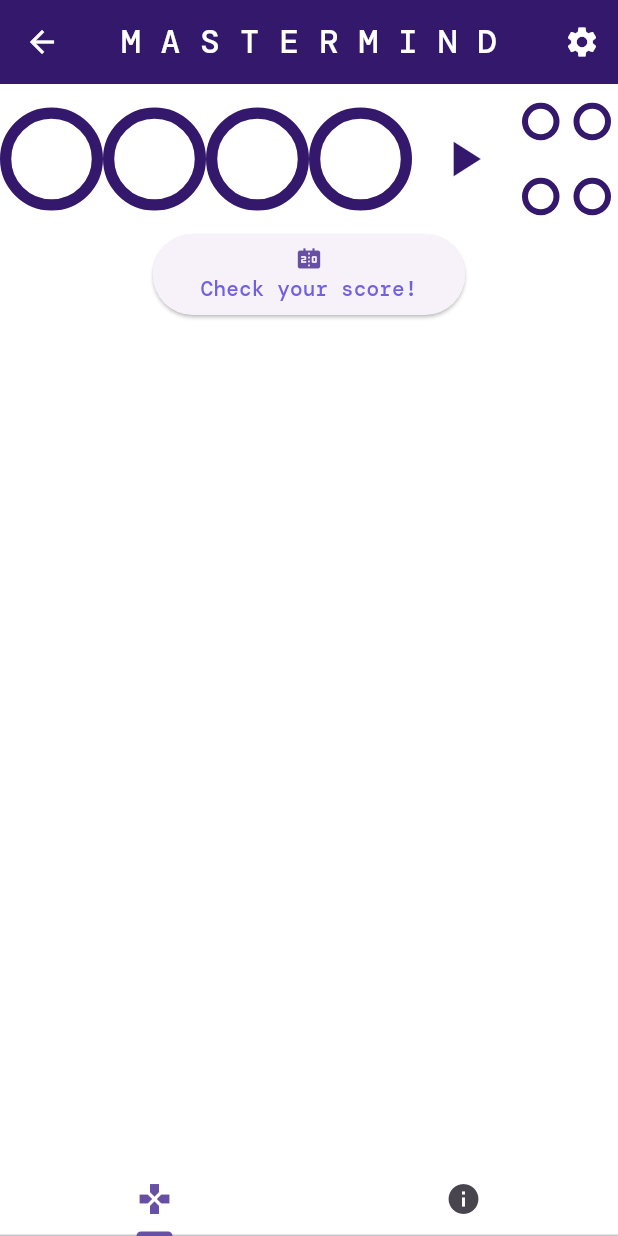
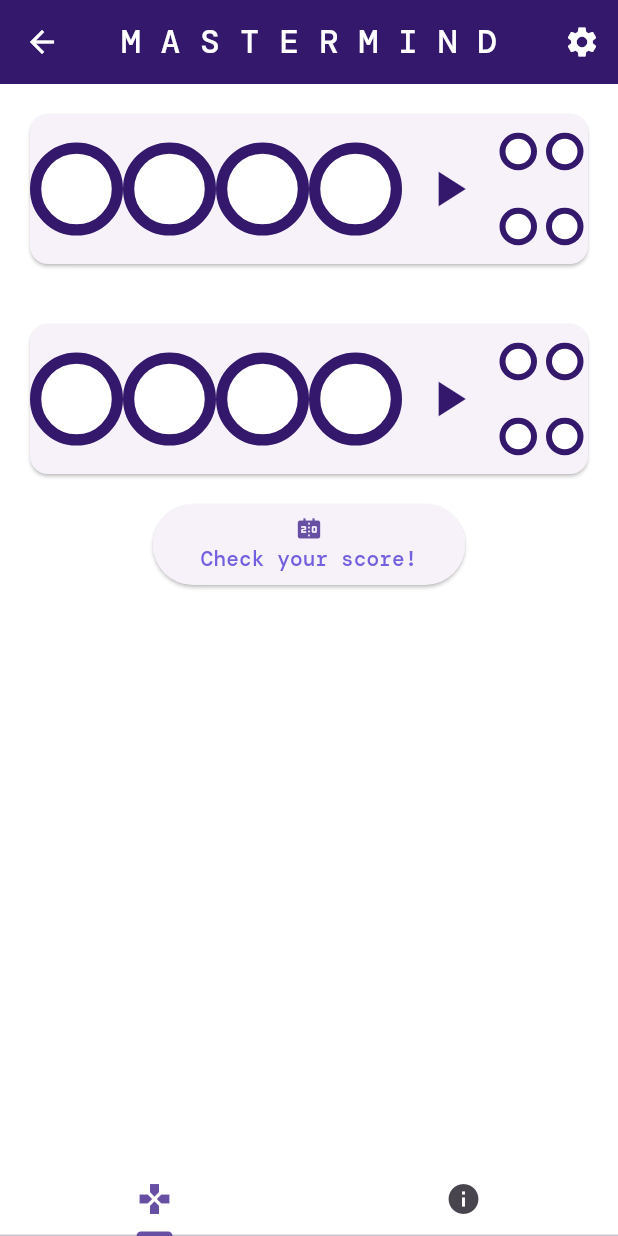
Before and after one commit to galileo-academy-wmiw/flutter_mastermind_sander, a Flutter app: the GameScreenRoute screen opened directly, on a phone screen of 412 x 824 dp. Run offline on Flutter 3.47's test engine with Material 3 defaults, Android fonts, the phone set to English and light mode, and no system bars; our stand-ins replace audioplayers.

Commit message:
Refactored code to be more reusable

```diff
--- /dev/null
+++ b/lib/codepin.dart
@@ -0,0 +1,47 @@
+import 'package:flutter/material.dart';
+import 'package:audioplayers/audioplayers.dart';
+import 'variables.dart';
+import 'theme.dart';
+
+// The Codepin class build a single codepin. It has a parameter for the index position.
+class Codepin extends StatefulWidget {
+  final int index;
+
+  Codepin(this.index);
+
+  @override
+  State<Codepin> createState() => _CodepinState();
+}
+
+class _CodepinState extends State<Codepin> {
+  int i = 0;
+
+  @override
+  Widget build(BuildContext context) {
+    return Expanded(
+        child: GestureDetector(
+          onTap: (){
+            setState(() {
+              audioPlayer.play(AssetSource(codePinClickSound));
+              i++;
+              if (i > 6) i = 1;
+              codePinColorSequence[widget.index] = i;
+            });
+          },
+          child: Container(
+            width: 80,
+            height: 80,
+            decoration: BoxDecoration(
+              color: colorList[i],
+              shape: BoxShape.circle,
+              border: Border.all(
+                width: 7.5,
+                color: textColor,
+                style: BorderStyle.solid,
+              ),
+            ),
+          ),
+        )
+    );
+  }
+}
--- a/lib/game_screen.dart
+++ b/lib/game_screen.dart
@@ -4,6 +4,7 @@ import 'scorepin.dart';
 import 'package:audioplayers/audioplayers.dart';
 import 'theme.dart';
 import 'variables.dart';
+import 'codepin.dart';
 
 
 // Constructor for the widget of a row of pins that will make up the stages of the game
@@ -14,123 +15,20 @@ class RowOfPins extends StatefulWidget {
   State<RowOfPins> createState() => _RowOfPinsState();
 }
 
-class _RowOfPinsState extends State<RowOfPins> {
-
-  int index = 0;
-  int i = 0;
-  int j = 0;
-  int k = 0;
-  int l = 0;
+class _RowOfPinsState extends State<RowOfPins> with SingleTickerProviderStateMixin {
 
   @override
   Widget build(BuildContext context) {
-    return Row(
+    return AnimatedPositioned(
+      duration: Duration(seconds: 2),
+      left: 200,
+      child: Row(
         mainAxisAlignment: MainAxisAlignment.spaceAround,
         children: [
-        Expanded(
-            child: GestureDetector(
-              onTap: (){
-                setState(() {
-                  audioPlayer.play(AssetSource(codePinClickSound));
-                  index = 0;
-                  i++;
-                  if (i > 6) i = 1;
-                  codePinColorSequence[index] = i;
-                });
-              },
-              child: Container(
-                width: 80,
-                height: 80,
-                decoration: BoxDecoration(
-                  color: colorList[i],
-                  shape: BoxShape.circle,
-                  border: Border.all(
-                    width: 7.5,
-                    color: textColor,
-                    style: BorderStyle.solid,
-                  ),
-                ),
-              ),
-            )
-        ),
-        Expanded(
-            child: GestureDetector(
-              onTap: (){
-                setState(() {
-                  audioPlayer.play(AssetSource(codePinClickSound));
-                  index = 1;
-                  j++;
-                  if (j > 6) j = 1;
-                  codePinColorSequence[index] = j;
-                });
-              },
-              child: Container(
-                width: 80,
-                height: 80,
-                decoration: BoxDecoration(
-                  color: colorList[j],
-                  shape: BoxShape.circle,
-                  border: Border.all(
-                    width: 7.5,
-                    color: textColor,
-                    style: BorderStyle.solid,
-                  ),
-                ),
-              ),
-            )
-        ),
-        Expanded(
-            child: GestureDetector(
-              onTap: (){
-                setState(() {
-                  audioPlayer.play(AssetSource(codePinClickSound));
-                  index = 2;
-                  k++;
-                  if (k > 6) k = 1;
-                  codePinColorSequence[index] = k;
-                });
-              },
-              child: Container(
-                width: 80,
-                height: 80,
-                decoration: BoxDecoration(
-                  color: colorList[k],
-                  shape: BoxShape.circle,
-                  border: Border.all(
-                    width: 7.5,
-                    color: textColor,
-                    style: BorderStyle.solid,
-                  ),
-                ),
-              ),
-            )
-        ),
-        Expanded(
-            child: GestureDetector(
-              onTap: (){
-                setState(() {
-                  audioPlayer.play(AssetSource(codePinClickSound));
-                  index = 3;
-                  l++;
-                  if (l > 6) l = 1;
-                  codePinColorSequence[index] = l;
-                });
-              },
-              child: Container(
-                width: 80,
-                height: 80,
-                decoration: BoxDecoration(
-                  color: colorList[l],
-                  shape: BoxShape.circle,
-                  border: Border.all(
-                    width: 7.5,
-                    color: textColor,
-                    style: BorderStyle.solid,
-                  ),
-                ),
-              ),
-            )
-        ),
+          Codepin(0),
+          Codepin(1),
+          Codepin(2),
+          Codepin(3),
           Expanded(
               child: Center(
                 child: IconButton(
@@ -169,6 +67,7 @@ class _RowOfPinsState extends State<RowOfPins> {
             ),
           ),
         ],
+      ),
     );
   }
 }
@@ -203,8 +102,6 @@ class ScoreScreenButton extends StatelessWidget {
   }
 }
 
-// Initialize instance of AudioPlayer
-final AudioPlayer audioPlayer = AudioPlayer();
 
 // This builds the game
 class GameScreen extends StatelessWidget {
@@ -214,9 +111,23 @@ class GameScreen extends StatelessWidget {
         color: backgroundColor,
         child: ListView(
             children: [
-              Container(
+              Padding(
+                padding: const EdgeInsets.all(16.0),
+                child: Card(
+                  child: Container(
                     height: 100,
                       child: const RowOfPins()
+                  ),
+                ),
+              ),
+              Padding(
+                padding: const EdgeInsets.all(16.0),
+                child: Card(
+                  child: Container(
+                      height: 100,
+                      child: const RowOfPins()
+                  ),
+                ),
               ),
               const ScoreScreenButton(),
             ]
--- a/lib/score_screen.dart
+++ b/lib/score_screen.dart
@@ -2,6 +2,7 @@ import 'package:flutter/material.dart';
 import 'package:audioplayers/audioplayers.dart';
 import 'package:flutter_mastermind_sander/game_screen.dart';
 import 'theme.dart';
+import 'variables.dart';
 
 class ScoreScreen extends StatelessWidget {
   Widget build(BuildContext context) {
--- a/lib/variables.dart
+++ b/lib/variables.dart
@@ -1,5 +1,6 @@
 import 'package:flutter/material.dart';
 import 'theme.dart';
+import 'package:audioplayers/audioplayers.dart';
 
 // Color List
 List<Color> colorList = [
@@ -12,7 +13,11 @@ List<Color> colorList = [
   codePinColor6
 ];
 
+// Codepin Color Sequence
 List<int> codePinColorSequence = [0, 0, 0, 0];
+
+// Initialize instance of AudioPlayer
+final AudioPlayer audioPlayer = AudioPlayer();
 
 const codePinClickSound = 'audio/punchy-taps-ui-9-183908.mp3';
 const startUpSound = 'audio/90s-game-ui-6-185099.mp3';
```
Lines whose indentation alone changed are shown as unchanged.
